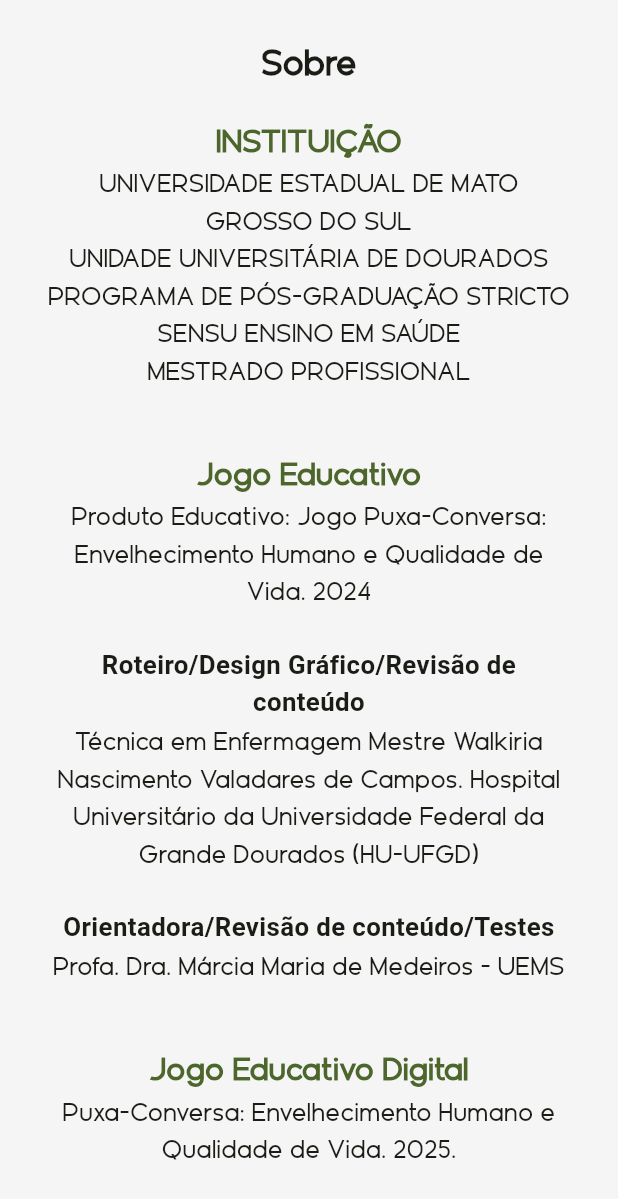
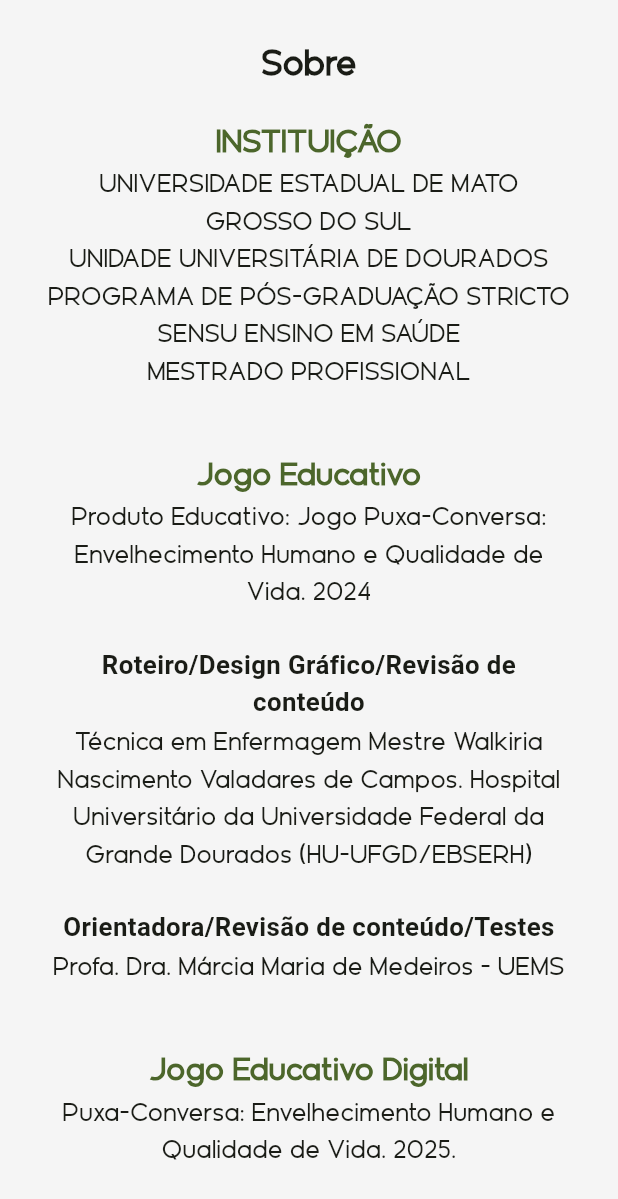
Before and after one commit to schautsu/puxaconversa_app, a Flutter app: the AboutScreen screen opened directly, on a phone screen of 412 x 824 dp. Shown: the top 1199 px of the screen. Run offline on Flutter 3.47's test engine with Material 3 defaults, Android fonts, the phone set to English and light mode, and no system bars; drawn by our look-alikes of auto_size_text; our stand-ins replace appinio_swiper, sizer, sqflite; missing offline and left inert: fading_edge_scrollview; accounts and stored records are empty.

Commit message:
adição de EBSERH no sobre

```diff
--- a/lib/ui/about/about_screen.dart
+++ b/lib/ui/about/about_screen.dart
@@ -94,7 +94,7 @@ class AboutScreen extends StatelessWidget {
                     ),
                     TextSpan(
                       text:
-                          'Técnica em Enfermagem Mestre Walkiria Nascimento Valadares de Campos. Hospital Universitário da Universidade Federal da Grande Dourados (HU-UFGD)\n\n',
+                          'Técnica em Enfermagem Mestre Walkiria Nascimento Valadares de Campos. Hospital Universitário da Universidade Federal da Grande Dourados (HU-UFGD/EBSERH)\n\n',
                     ),
 
                     TextSpan(
```
